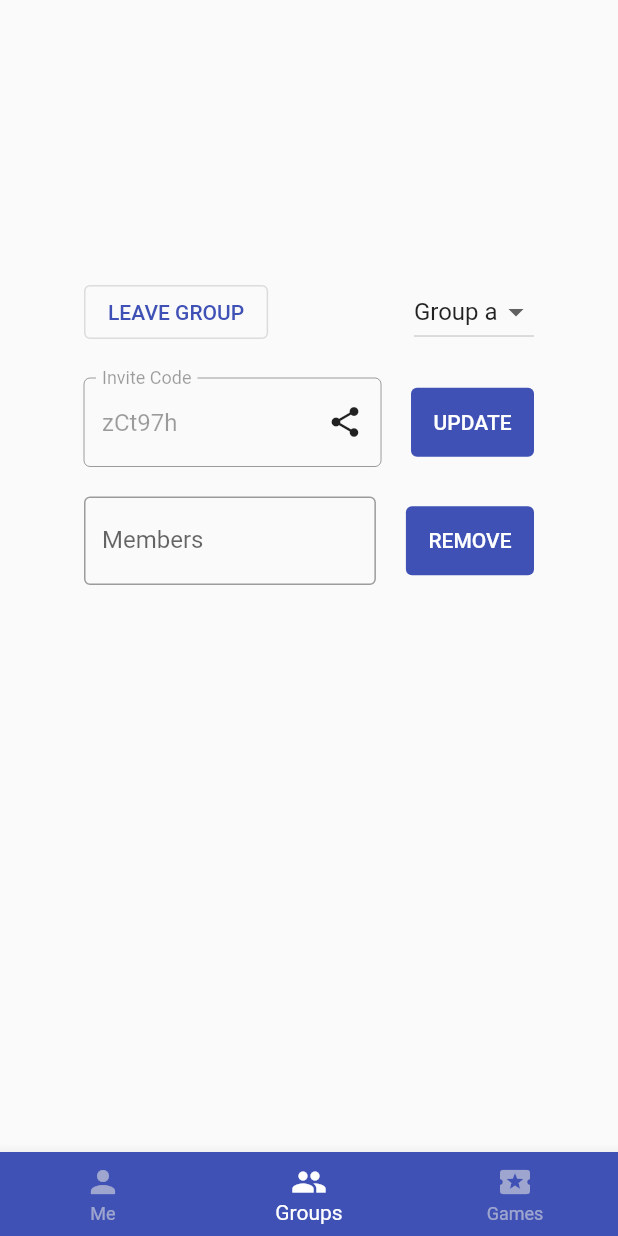
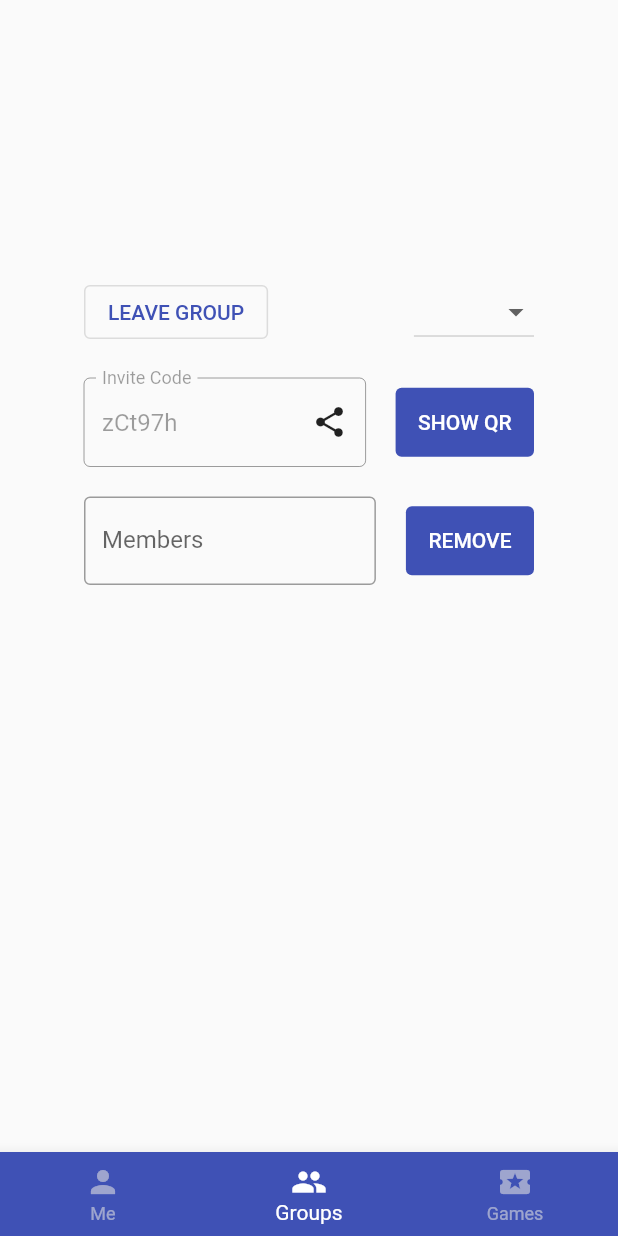
Before and after one commit to rflett/jui, a Flutter app: the ProfilePage screen opened directly, item 2 of the bottom bar chosen, on a phone screen of 412 x 824 dp. Run offline on Flutter 3.47's test engine with Material 2 defaults, Android fonts, the phone set to English and light mode, and no system bars; our stand-ins replace flutter_secure_storage, lottie, shared_preferences; missing offline and left inert: jwt_decode; accounts and stored records are empty; generated files the repository leaves out were written again; network calls fail.

Commit message:
Added QR functionality to group page

```diff
--- a/lib/view/pages/logged_in/profile/sub_pages/groups_page.dart
+++ b/lib/view/pages/logged_in/profile/sub_pages/groups_page.dart
@@ -1,4 +1,5 @@
 import 'package:flutter/material.dart';
+import 'package:jui/view/pages/logged_in/profile/sub_pages/components/qr_widget.dart';
 
 class GroupsPage extends StatefulWidget {
   GroupsPage({Key? key}) : super(key: key);
@@ -9,11 +10,13 @@ class GroupsPage extends StatefulWidget {
 
 class _GroupsPageState extends State<GroupsPage> {
   List<DropdownMenuItem<String>> _dropdownOptions = [
-    DropdownMenuItem<String>(value: "a", child: Text("Group a")),
-    DropdownMenuItem<String>(value: "b", child: Text("Group b")),
-    DropdownMenuItem<String>(value: "c", child: Text("Group c")),
-    DropdownMenuItem<String>(value: "d", child: Text("Group d"))
+    DropdownMenuItem<String>(value: "Group a", child: Text("Group a")),
+    DropdownMenuItem<String>(value: "Group b", child: Text("Group b")),
+    DropdownMenuItem<String>(value: "Group c", child: Text("Group c")),
+    DropdownMenuItem<String>(value: "Group d", child: Text("Group d"))
   ];
+
+  String? _selectedTeamName;
 
   List<String> _memberOptions = [
     "Nancy",
@@ -24,7 +27,15 @@ class _GroupsPageState extends State<GroupsPage> {
 
   void _leaveGroup() {}
 
-  void _showQrCode() {}
+  void _showQrCode() {
+    if (_selectedTeamName != null) {
+      showDialog(
+          context: context,
+          builder: (context) {
+            return QrWidget(teamName: _selectedTeamName!, qrUrl: "Whatever");
+          });
+    }
+  }
 
   void _shareInviteCode() {}
 
@@ -56,8 +67,9 @@ class _GroupsPageState extends State<GroupsPage> {
                 ),
                 SizedBox(width: 20),
                 DropdownButton(
-                  value: _dropdownOptions[0].value,
-                  onChanged: (String? newValue) => print(newValue),
+                  value: _selectedTeamName,
+                  onChanged: (String? newValue) =>
+                      setState(() => _selectedTeamName = newValue),
                   items: _dropdownOptions,
                 )
               ],
@@ -91,7 +103,7 @@ class _GroupsPageState extends State<GroupsPage> {
                 ),
                 SizedBox(width: 20),
                 TextButton(
-                  child: Text("UPDATE"),
+                  child: Text("SHOW QR"),
                   onPressed: _showQrCode,
                   style: TextButton.styleFrom(
                     backgroundColor: Theme.of(context).primaryColor,
```
Also changed, not shown: lib/view/pages/logged_in/profile/sub_pages/components/qr_widget.dart (added, +36 -0 lines), assets/images/test-qr.png (added).
